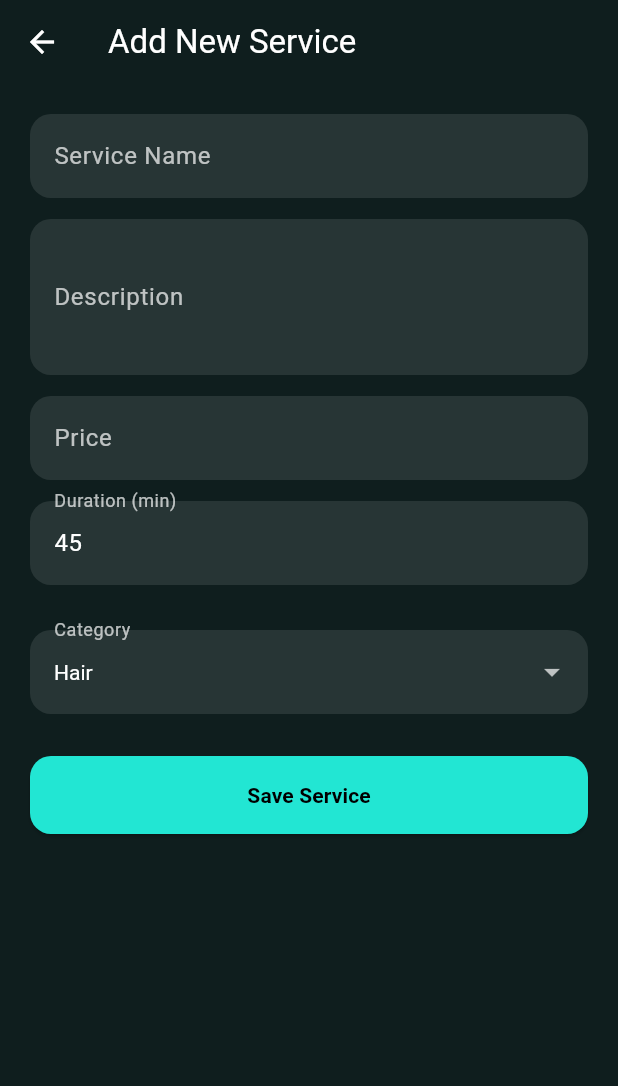
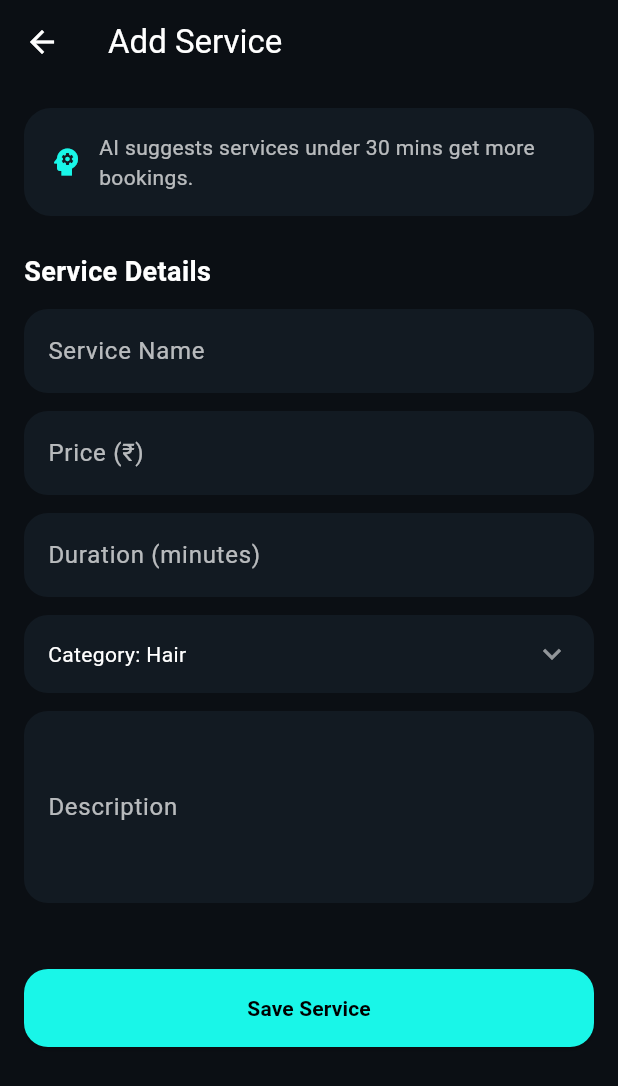
Before and after one commit to mithildabhi/Grooming_service, a Flutter app: the AddServiceScreen screen opened directly, on a phone screen of 412 x 824 dp. Shown: the top 1086 px of the screen. Run offline on Flutter 3.47's test engine with Material 3 defaults, Android fonts, the phone set to English and light mode, and no system bars; our stand-ins replace firebase_auth, firebase_core, get; accounts and stored records are empty; network calls fail.

Commit message:
correct ui with connections

```diff
--- a/salon_booking/lib/views/admin/add_service_screen.dart
+++ b/salon_booking/lib/views/admin/add_service_screen.dart
@@ -2,107 +2,67 @@ import 'package:flutter/material.dart';
 import 'package:get/get.dart';
 import '../../controllers/admin_controller.dart';
 
-class AddServiceScreen extends StatefulWidget {
+class AddServiceScreen extends StatelessWidget {
   const AddServiceScreen({super.key});
 
+  static const Color bg = Color(0xFF0B0F14);
+  static const Color card = Color(0xFF121A22);
+  static const Color accent = Color(0xFF19F6E8);
+
   @override
-  State<AddServiceScreen> createState() => _AddServiceScreenState();
-}
-
-class _AddServiceScreenState extends State<AddServiceScreen> {
+  Widget build(BuildContext context) {
     final ctrl = Get.find<AdminController>();
 
     final nameCtrl = TextEditingController();
+    final priceCtrl = TextEditingController();
+    final durationCtrl = TextEditingController();
     final descCtrl = TextEditingController();
-  final priceCtrl = TextEditingController();
-  final durationCtrl = TextEditingController(text: "45");
+    final category = 'Hair'.obs;
 
-  final category = 'hair'.obs;
-
-  @override
-  Widget build(BuildContext context) {
     return Scaffold(
-      resizeToAvoidBottomInset: true,
-      backgroundColor: const Color(0xFF0F1E1E),
+      backgroundColor: bg,
       appBar: AppBar(
-        leading: const BackButton(color: Colors.white),
-        backgroundColor: const Color(0xFF0F1E1E),
-        title: const Text(
-          "Add New Service",
-          style: TextStyle(color: Colors.white),
-        ),
-      ),
-      body: SafeArea(
-        child: SingleChildScrollView(
-          padding: const EdgeInsets.all(20),
-          child: Column(
-            crossAxisAlignment: CrossAxisAlignment.stretch,
-            children: [
-              _field("Service Name", nameCtrl),
-              _field("Description", descCtrl, maxLines: 3),
-              _field("Price", priceCtrl, keyboard: TextInputType.number),
-              _field(
-                "Duration (min)",
-                durationCtrl,
-                keyboard: TextInputType.number,
-              ),
-              const SizedBox(height: 16),
-
-              /// CATEGORY DROPDOWN (FIXED TEXT COLOR)
-              Obx(
-                () => DropdownButtonFormField<String>(
-                  value: category.value,
-                  dropdownColor: const Color(0xFF1E3535),
-                  style: const TextStyle(color: Colors.white),
-                  items: const [
-                    DropdownMenuItem(
-                      value: 'hair',
-                      child: Text(
-                        "Hair",
-                        style: TextStyle(color: Colors.white),
-                      ),
-                    ),
-                    DropdownMenuItem(
-                      value: 'spa',
-                      child: Text("Spa", style: TextStyle(color: Colors.white)),
-                    ),
-                    DropdownMenuItem(
-                      value: 'facial',
-                      child: Text(
-                        "Facial",
-                        style: TextStyle(color: Colors.white),
-                      ),
-                    ),
-                    DropdownMenuItem(
-                      value: 'massage',
-                      child: Text(
-                        "Massage",
-                        style: TextStyle(color: Colors.white),
-                      ),
-                    ),
-                  ],
-                  onChanged: (v) => category.value = v!,
-                  decoration: _inputDecoration("Category"),
-                ),
+        backgroundColor: bg,
+        elevation: 0,
+        title: const Text("Add Service", style: TextStyle(color: Colors.white)),
+        iconTheme: const IconThemeData(color: Colors.white),
       ),
 
-              const SizedBox(height: 28),
+      body: SingleChildScrollView(
+        padding: const EdgeInsets.all(16),
+        child: Column(
+          crossAxisAlignment: CrossAxisAlignment.start,
+          children: [
+            _aiHint(),
+            const SizedBox(height: 24),
 
-              /// SAVE BUTTON
+            _sectionTitle("Service Details"),
+            const SizedBox(height: 12),
+
+            _input("Service Name", nameCtrl),
+            _input("Price (₹)", priceCtrl),
+            _input("Duration (minutes)", durationCtrl),
+            _dropdown(category),
+            _multiline("Description", descCtrl),
+
+            const SizedBox(height: 32),
+
             SizedBox(
-                height: 52,
+              width: double.infinity,
               child: ElevatedButton(
                 style: ElevatedButton.styleFrom(
-                    backgroundColor: const Color(0xFF22E6D3),
+                  backgroundColor: accent,
+                  foregroundColor: Colors.black,
+                  padding: const EdgeInsets.symmetric(vertical: 16),
                   shape: RoundedRectangleBorder(
-                      borderRadius: BorderRadius.circular(14),
+                    borderRadius: BorderRadius.circular(16),
                   ),
                 ),
                 onPressed: () {
                   ctrl.addService(
-                      token: "YOUR_JWT_TOKEN_HERE",
-                      name: nameCtrl.text.trim(),
-                      description: descCtrl.text.trim(),
+                    token: "JWT_TOKEN",
+                    name: nameCtrl.text,
+                    description: descCtrl.text,
                     price: double.tryParse(priceCtrl.text) ?? 0,
                     duration: int.tryParse(durationCtrl.text) ?? 0,
                     category: category.value,
@@ -110,49 +70,96 @@ class _AddServiceScreenState extends State<AddServiceScreen> {
                 },
                 child: const Text(
                   "Save Service",
-                    style: TextStyle(
-                      color: Colors.black,
-                      fontWeight: FontWeight.bold,
-                    ),
+                  style: TextStyle(fontWeight: FontWeight.bold),
                 ),
               ),
             ),
           ],
         ),
       ),
-      ),
     );
   }
 
-  Widget _field(
-    String label,
-    TextEditingController c, {
-    int maxLines = 1,
-    TextInputType keyboard = TextInputType.text,
-  }) {
-    return Padding(
-      padding: const EdgeInsets.only(bottom: 14),
+  // ───────── UI PARTS ─────────
+
+  Widget _aiHint() => Container(
+    padding: const EdgeInsets.all(16),
+    decoration: BoxDecoration(
+      color: card,
+      borderRadius: BorderRadius.circular(18),
+    ),
+    child: const Row(
+      children: [
+        Icon(Icons.psychology, color: accent),
+        SizedBox(width: 10),
+        Expanded(
+          child: Text(
+            "AI suggests services under 30 mins get more bookings.",
+            style: TextStyle(color: Colors.white70),
+          ),
+        ),
+      ],
+    ),
+  );
+
+  Widget _sectionTitle(String t) => Text(
+    t,
+    style: const TextStyle(
+      color: Colors.white,
+      fontSize: 18,
+      fontWeight: FontWeight.bold,
+    ),
+  );
+
+  Widget _input(String label, TextEditingController c) => Padding(
+    padding: const EdgeInsets.only(bottom: 12),
     child: TextField(
       controller: c,
-        maxLines: maxLines,
-        keyboardType: keyboard,
-        cursorColor: Colors.white, // ✅ cursor visible
       style: const TextStyle(color: Colors.white),
-        decoration: _inputDecoration(label),
+      decoration: _dec(label),
     ),
   );
-  }
 
-  InputDecoration _inputDecoration(String label) {
-    return InputDecoration(
+  Widget _multiline(String label, TextEditingController c) => Padding(
+    padding: const EdgeInsets.only(bottom: 12),
+    child: TextField(
+      controller: c,
+      maxLines: 4,
+      style: const TextStyle(color: Colors.white),
+      decoration: _dec(label),
+    ),
+  );
+
+  Widget _dropdown(RxString value) => Obx(
+    () => Container(
+      margin: const EdgeInsets.only(bottom: 12),
+      padding: const EdgeInsets.symmetric(horizontal: 16, vertical: 14),
+      decoration: BoxDecoration(
+        color: card,
+        borderRadius: BorderRadius.circular(16),
+      ),
+      child: Row(
+        children: [
+          Expanded(
+            child: Text(
+              "Category: ${value.value}",
+              style: const TextStyle(color: Colors.white),
+            ),
+          ),
+          const Icon(Icons.keyboard_arrow_down, color: Colors.white54),
+        ],
+      ),
+    ),
+  );
+
+  InputDecoration _dec(String label) => InputDecoration(
     labelText: label,
+    labelStyle: const TextStyle(color: Colors.white70),
     filled: true,
-      fillColor: Colors.white10,
-      labelStyle: const TextStyle(color: Colors.white70),
+    fillColor: card,
     border: OutlineInputBorder(
-        borderRadius: BorderRadius.circular(14),
+      borderRadius: BorderRadius.circular(16),
       borderSide: BorderSide.none,
     ),
   );
 }
-}
```
Also changed, not shown: salon_booking/lib/views/admin/employee_screen.dart (+9 -4 lines), salon_booking/lib/views/admin/profile_screen.dart (+64 -20 lines), salon_booking/lib/views/admin/services_screen.dart (+9 -4 lines). Lines whose indentation alone changed are shown as unchanged.
